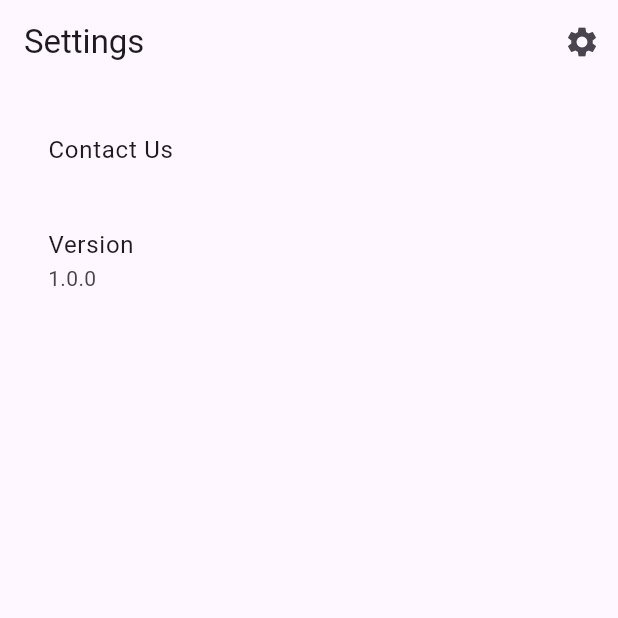
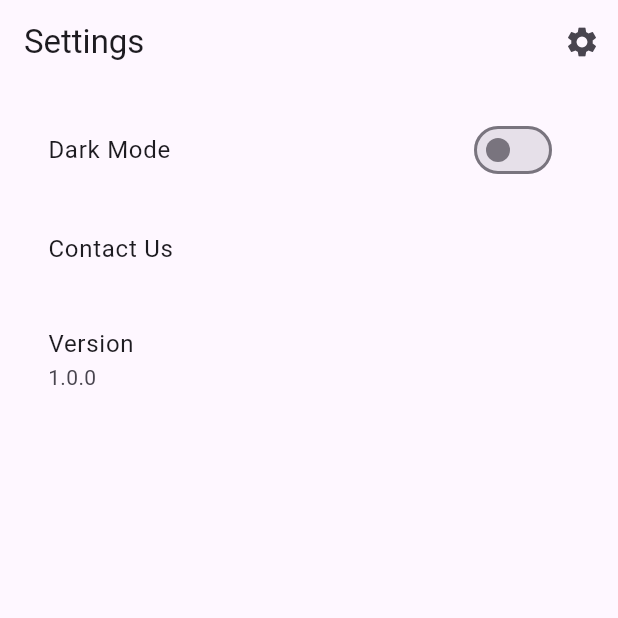
Before and after one commit to DorukArtan/trendhaber, a Flutter app: the screen it shows after launch, on a phone screen of 412 x 824 dp, the top half of it. Run offline on Flutter 3.47's test engine with Material 3 defaults, Android fonts, the phone set to English and light mode, and no system bars.

Commit message:
Added Dark Mode toggle without logic

```diff
--- a/trendhaber/lib/pages/settings_page.dart
+++ b/trendhaber/lib/pages/settings_page.dart
@@ -7,6 +7,8 @@ class SettingsPage extends StatefulWidget {
 }
 
 class _SettingsPage extends State<SettingsPage> {
+  bool _isDarkMode = false;
+
   @override
   Widget build(BuildContext context) {
     return Scaffold(
@@ -16,7 +18,7 @@ class _SettingsPage extends State<SettingsPage> {
           IconButton(
             icon: Icon(Icons.settings),
             onPressed: () {
-              // Add your settings action here
+              // logic eklemeye gerek yok
             }
           )
         ],
@@ -26,10 +28,20 @@ class _SettingsPage extends State<SettingsPage> {
         child: Column(
           crossAxisAlignment: CrossAxisAlignment.start,
           children: [
+            SwitchListTile(
+              title: Text('Dark Mode'),
+              value: _isDarkMode,
+              onChanged: (bool value) {
+                setState(() {
+                  _isDarkMode = value;
+                });
+              },
+            ),
+            SizedBox(height: 10),
             ListTile(
               title: Text('Contact Us'),
               onTap: () {
-
+                // logic eklencek navigation da olur buraya QR a yönlendirmeli sayfaya gidilebilir
               },
             ),
             SizedBox(height: 10),
```
